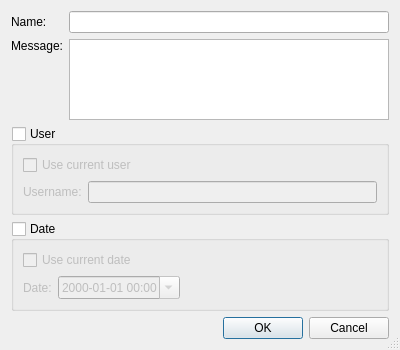
First picture: the form in Plugins/VcsPlugins/vcsMercurial/QueuesExtension/HgQueuesNewPatchDialog.ui, repository testmana2/test, before the edit.
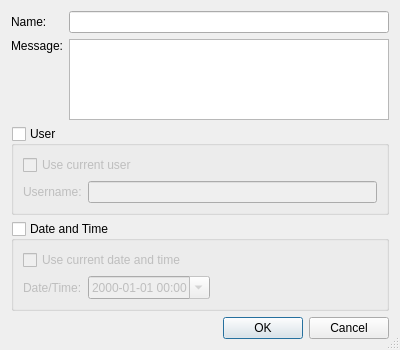
Second picture: the form after the edit.

```diff
--- a/Plugins/VcsPlugins/vcsMercurial/QueuesExtension/HgQueuesNewPatchDialog.ui
+++ b/Plugins/VcsPlugins/vcsMercurial/QueuesExtension/HgQueuesNewPatchDialog.ui
@@ -99,7 +99,7 @@
       <string>Select to give date information</string>
      </property>
      <property name="title">
-      <string>Date</string>
+      <string>Date and Time</string>
      </property>
      <property name="checkable">
       <bool>true</bool>
@@ -114,14 +114,14 @@
          <string>Select to use the current date</string>
         </property>
         <property name="text">
-         <string>Use current date</string>
+         <string>Use current date and time</string>
         </property>
        </widget>
       </item>
       <item row="1" column="0">
        <widget class="QLabel" name="label_4">
         <property name="text">
-         <string>Date:</string>
+         <string>Date/Time:</string>
         </property>
        </widget>
       </item>
```
Left out of the diff: 4 changed lines with no effect on the pictures.
